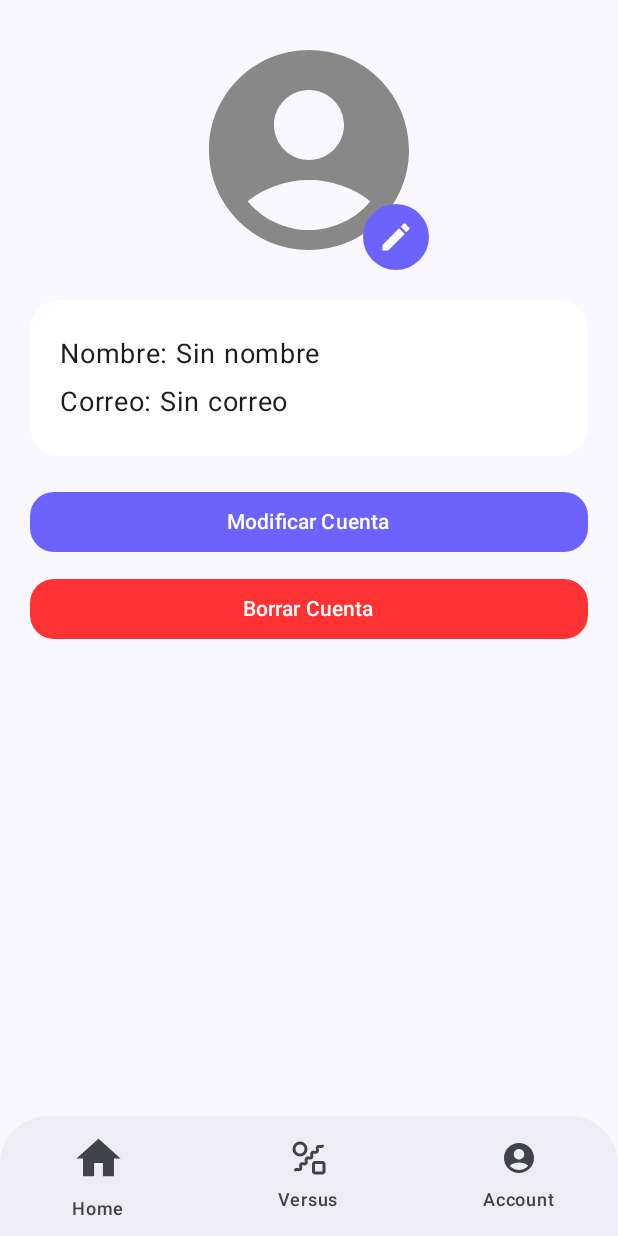
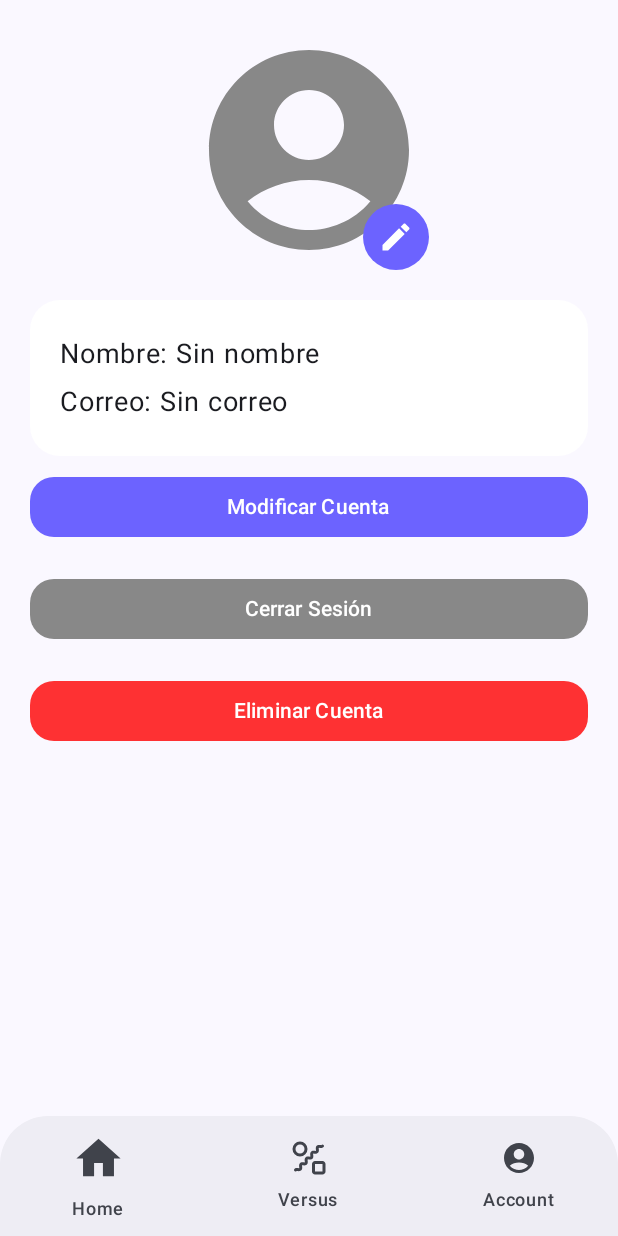
Before and after one commit to clc79100/ProductReviewApp, an Android app built with Jetpack Compose: the AccountScreen screen opened through its navigation route, on a phone screen of 412 x 824 dp. Run offline under Robolectric (Android 15) with nearby library versions, the phone set to English and light mode, and no system bars; pictures from the network do not load; 1 statement that could not run was skipped.

Commit message:
Se movio Boton de Cerrar Sesion a AccountScreen y se agrego un modal con las fotos de perfil predeterminadas

```diff
--- a/app/src/main/java/com/example/productreviewapp/ui/screens/accountScreen/AccountScreen.kt
+++ b/app/src/main/java/com/example/productreviewapp/ui/screens/accountScreen/AccountScreen.kt
@@ -1,13 +1,11 @@
 package com.example.productreviewapp.ui.screens.accountScreen
 
 import androidx.compose.foundation.background
-import androidx.compose.foundation.clickable
 import androidx.compose.foundation.layout.*
-import androidx.compose.foundation.shape.CircleShape
+import androidx.compose.foundation.lazy.grid.GridCells
+import androidx.compose.foundation.lazy.grid.LazyVerticalGrid
+import androidx.compose.foundation.lazy.grid.items
 import androidx.compose.foundation.shape.RoundedCornerShape
-import androidx.compose.material.icons.Icons
-import androidx.compose.material.icons.filled.AccountCircle
-import androidx.compose.material.icons.filled.Edit
 import androidx.compose.material3.*
 import androidx.compose.runtime.Composable
 import androidx.compose.runtime.LaunchedEffect
@@ -15,23 +13,33 @@ import androidx.compose.ui.Alignment
 import androidx.compose.ui.Modifier
 import androidx.compose.ui.draw.clip
 import androidx.compose.ui.graphics.Color
+import androidx.compose.ui.layout.ContentScale
+import androidx.compose.ui.text.font.FontWeight
 import androidx.compose.ui.unit.dp
 import androidx.compose.ui.unit.sp
 import androidx.lifecycle.viewmodel.compose.viewModel
 import androidx.navigation.NavController
 import coil3.compose.AsyncImage
+import com.example.productreviewapp.domain.utils.SharedPref
 import com.example.productreviewapp.ui.components.CustomLoading
 import com.example.productreviewapp.ui.screens.AccountScreenRoute
 import com.example.productreviewapp.ui.screens.EditAccountScreenRoute
+import com.example.productreviewapp.ui.screens.HomeScreenRoute
 import com.example.productreviewapp.ui.screens.LoginScreenRoute
+import com.example.productreviewapp.ui.screens.accountScreen.componets.AccountButton
+import com.example.productreviewapp.ui.screens.accountScreen.componets.PhotoProfile
 import com.example.productreviewapp.ui.viewmodels.UserViewModel
 
+@OptIn(ExperimentalMaterial3Api::class)
 @Composable
 fun AccountScreen(
     paddingValues: PaddingValues,
     navController: NavController
 ) {
     val vm: UserViewModel = viewModel()
+    val sheetState = rememberModalBottomSheetState(
+        skipPartiallyExpanded = false
+    )
 
     LaunchedEffect(Unit) { vm.loadUser() }
 
@@ -50,38 +58,8 @@ fun AccountScreen(
             .fillMaxSize(),
         horizontalAlignment = Alignment.CenterHorizontally
     ) {
-
-        Box(
-            modifier = Modifier.size(160.dp),
-            contentAlignment = Alignment.BottomEnd
-        ) {
-            if (!vm.userProfile?.profilePhoto.isNullOrEmpty()) {
-                AsyncImage(
-                    model = vm.userProfile?.profilePhoto,
-                    contentDescription = null,
-                    modifier = Modifier
-                        .fillMaxSize()
-                        .clip(CircleShape)
-                )
-            } else {
-                Icon(
-                    imageVector = Icons.Default.AccountCircle,
-                    contentDescription = null,
-                    tint = Color.Gray,
-                    modifier = Modifier.fillMaxSize()
-                )
-            }
-
-            Icon(
-                imageVector = Icons.Default.Edit,
-                contentDescription = null,
-                tint = Color.White,
-                modifier = Modifier
-                    .clip(CircleShape)
-                    .background(Color(0xFF6C63FF))
-                    .padding(10.dp)
-                    .clickable { navController.navigate(EditAccountScreenRoute) }
-            )
+        PhotoProfile(vm.userProfile?.profilePhoto){
+            vm.showSheet = true
         }
 
         Spacer(modifier = Modifier.height(20.dp))
@@ -105,27 +83,62 @@ fun AccountScreen(
             )
         }
 
-        Spacer(modifier = Modifier.height(20.dp))
+        AccountButton(
+            text = "Modificar Cuenta",
+            color = Color(0xFF6C63FF),
+            onClick = {navController.navigate(EditAccountScreenRoute)}
+        )
 
-        Button(
-            onClick = { navController.navigate(EditAccountScreenRoute) },
-            shape = RoundedCornerShape(16.dp),
-            colors = ButtonDefaults.buttonColors(containerColor = Color(0xFF6C63FF)),
-            modifier = Modifier.fillMaxWidth()
+        AccountButton(
+            text = "Cerrar Sesión",
+            color = Color.Gray,
+            onClick = {
+                SharedPref.clear()
+                navController.navigate(LoginScreenRoute) {
+                    popUpTo(HomeScreenRoute) { inclusive = true }
+                }
+            }
+        )
+
+        AccountButton(
+            text = "Eliminar Cuenta",
+            color = Color.Red.copy(alpha = 0.8f),
+            onClick = {navController.navigate(EditAccountScreenRoute)}
+        )
+    }
+
+    if (vm.showSheet){
+        ModalBottomSheet(
+            onDismissRequest = {vm.showSheet = false},
+            dragHandle = { BottomSheetDefaults.DragHandle() },
+            sheetState = sheetState
         ) {
-            Text("Modificar Cuenta", color = Color.White)
-        }
+            Column(Modifier.padding(horizontal = 12.dp)){
+                Text(
+                    text = "Elige una Foto de Perfil",
+                    fontSize = 24.sp,
+                    fontWeight = FontWeight.Bold,
+                    modifier = Modifier.padding(vertical = 8.dp)
+                )
+                LazyVerticalGrid(
+                    columns = GridCells.Fixed(3),
+                    modifier = Modifier.fillMaxWidth(),
+                    horizontalArrangement = Arrangement.spacedBy(8.dp),
+                    verticalArrangement = Arrangement.spacedBy(8.dp)
+                ) {
+                    items(vm.imageList){ image ->
+                        AsyncImage(
+                            model = image,
+                            contentDescription = null,
+                            contentScale = ContentScale.Crop,
+                            modifier = Modifier
+                                .size(120.dp)
+                                .clip(RoundedCornerShape(12.dp))
+                        )
+                    }
+                }
+            }
 
-        Spacer(modifier = Modifier.height(10.dp))
-
-        // BOTÓN BORRAR
-        Button(
-            onClick = { vm.deleteAccount() },
-            shape = RoundedCornerShape(16.dp),
-            colors = ButtonDefaults.buttonColors(containerColor = Color.Red.copy(alpha = 0.8f)),
-            modifier = Modifier.fillMaxWidth()
-        ) {
-            Text("Borrar Cuenta", color = Color.White)
         }
     }
 
--- /dev/null
+++ b/app/src/main/java/com/example/productreviewapp/ui/screens/accountScreen/componets/AccountButton.kt
@@ -0,0 +1,25 @@
+package com.example.productreviewapp.ui.screens.accountScreen.componets
+
+import androidx.compose.foundation.layout.fillMaxWidth
+import androidx.compose.foundation.layout.padding
+import androidx.compose.foundation.shape.RoundedCornerShape
+import androidx.compose.material3.Button
+import androidx.compose.material3.ButtonDefaults
+import androidx.compose.material3.Text
+import androidx.compose.runtime.Composable
+import androidx.compose.ui.Modifier
+import androidx.compose.ui.graphics.Color
+import androidx.compose.ui.unit.dp
+
+@Composable
+fun AccountButton(text: String, onClick: () -> Unit, color: Color){
+    Button(
+        onClick = { onClick()},
+        shape = RoundedCornerShape(16.dp),
+        colors = ButtonDefaults.buttonColors(containerColor = color),
+        modifier = Modifier.fillMaxWidth()
+            .padding(vertical = 10.dp)
+    ) {
+        Text(text)
+    }
+}
--- a/app/src/main/java/com/example/productreviewapp/ui/screens/accountScreen/componets/AccountOptions.kt
+++ b/app/src/main/java/com/example/productreviewapp/ui/screens/accountScreen/componets/AccountOptions.kt
@@ -38,7 +38,6 @@ fun AccountOption(optionText: String, value: String, onclick: () -> Unit) {
                 contentDescription = null
             )
         }
-
         HorizontalDivider(modifier = Modifier.padding(start = 14.dp))
     }
 }
--- /dev/null
+++ b/app/src/main/java/com/example/productreviewapp/ui/screens/accountScreen/componets/PhotoProfile.kt
@@ -0,0 +1,56 @@
+package com.example.productreviewapp.ui.screens.accountScreen.componets
+
+import androidx.compose.foundation.background
+import androidx.compose.foundation.clickable
+import androidx.compose.foundation.layout.Box
+import androidx.compose.foundation.layout.fillMaxSize
+import androidx.compose.foundation.layout.padding
+import androidx.compose.foundation.layout.size
+import androidx.compose.foundation.shape.CircleShape
+import androidx.compose.material.icons.Icons
+import androidx.compose.material.icons.filled.AccountCircle
+import androidx.compose.material.icons.filled.Edit
+import androidx.compose.material3.Icon
+import androidx.compose.runtime.Composable
+import androidx.compose.ui.Alignment
+import androidx.compose.ui.Modifier
+import androidx.compose.ui.draw.clip
+import androidx.compose.ui.graphics.Color
+import androidx.compose.ui.unit.dp
+import coil3.compose.AsyncImage
+
+@Composable
+fun PhotoProfile(profilePhoto: String?, onClick: () -> Unit){
+    Box(
+        modifier = Modifier.size(160.dp),
+        contentAlignment = Alignment.BottomEnd
+    ) {
+
+        Icon(
+            imageVector = Icons.Default.AccountCircle,
+            contentDescription = null,
+            tint = Color.Gray,
+            modifier = Modifier.fillMaxSize()
+        )
+
+        if (!profilePhoto.isNullOrEmpty())
+            AsyncImage(
+                model = profilePhoto,
+                contentDescription = null,
+                modifier = Modifier
+                    .fillMaxSize()
+                    .clip(CircleShape)
+            )
+
+        Icon(
+            imageVector = Icons.Default.Edit,
+            contentDescription = null,
+            tint = Color.White,
+            modifier = Modifier
+                .clip(CircleShape)
+                .background(Color(0xFF6C63FF))
+                .padding(10.dp)
+                .clickable { onClick() }
+        )
+    }
+}
--- a/app/src/main/java/com/example/productreviewapp/ui/screens/homeScreen/HomeScreen.kt
+++ b/app/src/main/java/com/example/productreviewapp/ui/screens/homeScreen/HomeScreen.kt
@@ -11,7 +11,6 @@ import androidx.lifecycle.viewmodel.compose.viewModel
 import androidx.navigation.NavController
 import com.example.productreviewapp.ui.components.CustomLoading
 import com.example.productreviewapp.ui.screens.ReviewScreenRoute
-import com.example.productreviewapp.ui.screens.homeScreen.components.ButtonLogout
 import com.example.productreviewapp.ui.screens.homeScreen.components.ReviewCardVertical
 import com.example.productreviewapp.ui.screens.homeScreen.components.RowReviews
 import com.example.productreviewapp.ui.screens.homeScreen.components.Search
@@ -36,11 +35,6 @@ fun HomeScreen(
             modifier = Modifier.fillMaxSize(),
             contentPadding = PaddingValues(bottom = 40.dp)
         ) {
-            /*item {
-                //TODO: ESTO SE QUITA PORQUE VA NOMAS EN EL ACCOUNT
-                ButtonLogout(navController)
-            }*/
-
             item {
                 Search()
             }
--- a/app/src/main/java/com/example/productreviewapp/ui/viewmodels/UserViewModel.kt
+++ b/app/src/main/java/com/example/productreviewapp/ui/viewmodels/UserViewModel.kt
@@ -16,14 +16,28 @@ class UserViewModel: ViewModel() {
     val service = RetrofitClient.createAuthService()
     val userId = SharedPref.getUserId()!!
     val auth: String = "Bearer ${SharedPref.getToken()}"
-    var isLogged by mutableStateOf(SharedPref.getIsLogged())
+    val imageList = listOf(
+        "https://res.cloudinary.com/ddfg5b0z1/image/upload/v1765338923/lain_ildzp4.jpg",
+        "https://res.cloudinary.com/ddfg5b0z1/image/upload/v1765339078/joel2_rsyptw.jpg",
+        "https://res.cloudinary.com/ddfg5b0z1/image/upload/v1765339224/joel_jdmzeo.webp",
+        "https://res.cloudinary.com/ddfg5b0z1/image/upload/v1765339218/espalda_sj1mxt.jpg",
+        "https://res.cloudinary.com/ddfg5b0z1/image/upload/v1765339504/fortfazo_iwimm1.jpg",
+        "https://res.cloudinary.com/ddfg5b0z1/image/upload/v1765339662/cpaudioorigins_eilrgu.jpg",
+        "https://res.cloudinary.com/ddfg5b0z1/image/upload/v1765338988/Gemini_Generated_Image_47wk1r47wk1r47wk_xjw3rs.png",
+        "https://res.cloudinary.com/ddfg5b0z1/image/upload/v1765338967/esdee_ctrlo_bk1k3g.jpg",
+        "https://res.cloudinary.com/ddfg5b0z1/image/upload/v1765339101/Gemini_Generated_Image_qjhkl8qjhkl8qjhk_tlslem.png",
+        "https://res.cloudinary.com/ddfg5b0z1/image/upload/v1765338938/esdee_alfred_yibizw.jpg"
+    )
+
     var isAccountDeleted by mutableStateOf(false)
-    var userProfile by mutableStateOf<UserProfile?>(SharedPref.getUserProfile())
-    var loading by mutableStateOf(false)
+    var userProfile by mutableStateOf(SharedPref.getUserProfile())
     var name by mutableStateOf(userProfile?.name ?: "")
     var email by mutableStateOf(userProfile?.email ?: "")
     var password by mutableStateOf("")
     var profilePhoto by mutableStateOf(userProfile?.profilePhoto ?: "")
+
+    var loading by mutableStateOf(false)
+    var showSheet by mutableStateOf(false)
 
     fun loadUser(){
         viewModelScope.launch {
```
